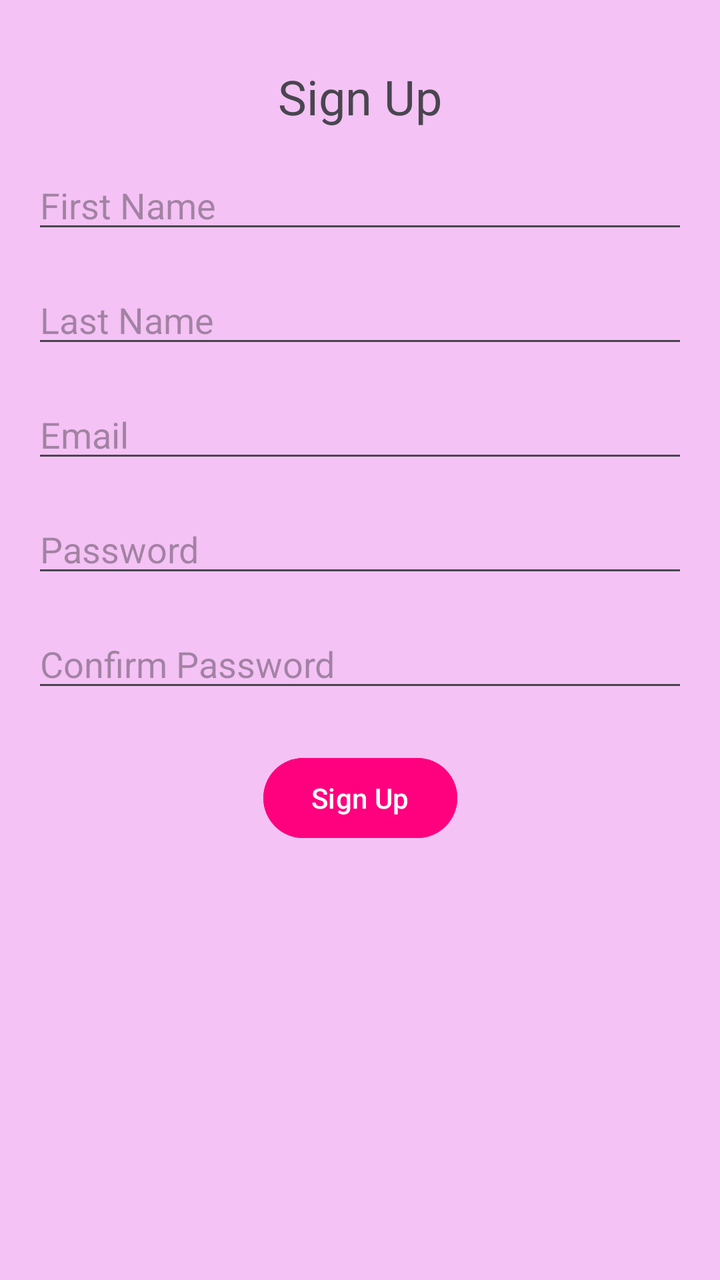
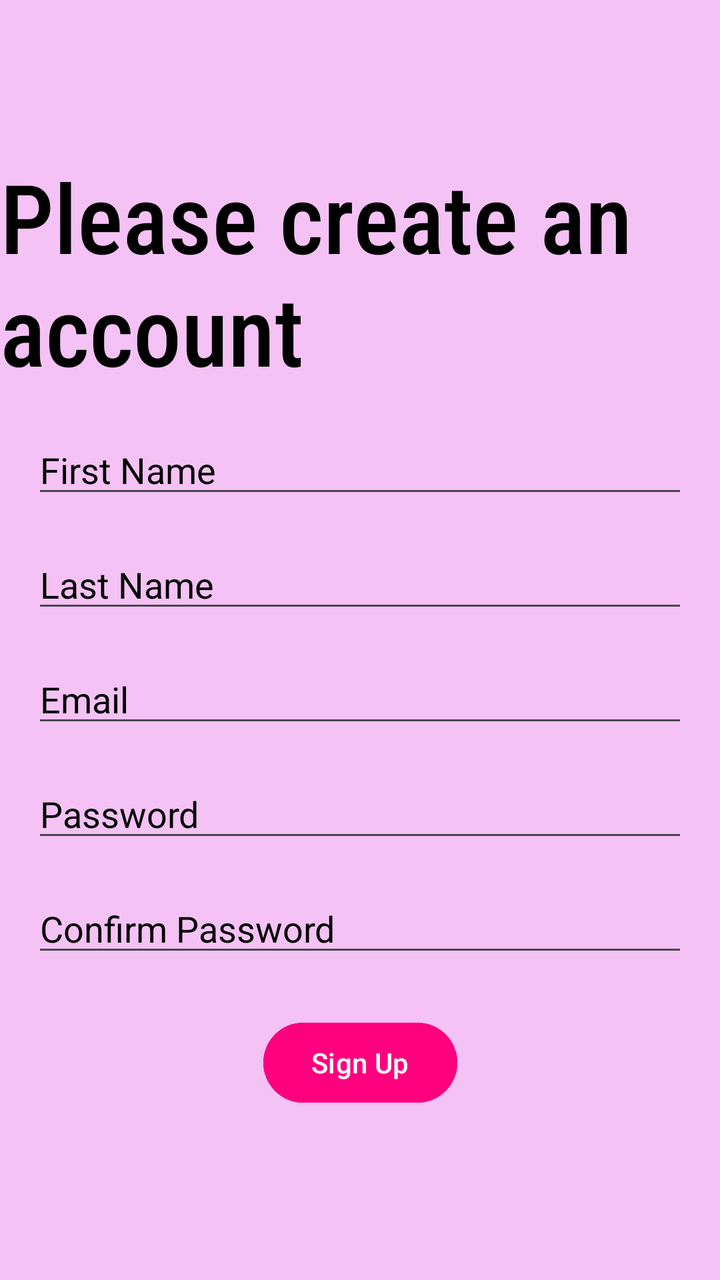

Before-and-after screenshots of an Android layout around one commit, followed by the original layout XML and the change that was made.
<!-- AndroidManifest.xml: activity theme Theme.BookingApp -->
<!-- res/layout/activity_signup.xml -->
<?xml version="1.0" encoding="utf-8"?>
<androidx.constraintlayout.widget.ConstraintLayout
    xmlns:android="http://schemas.android.com/apk/res/android"
    xmlns:app="http://schemas.android.com/apk/res-auto"
    xmlns:tools="http://schemas.android.com/tools"
    android:layout_width="match_parent"
    android:layout_height="match_parent"
    android:background="@color/pink"
    tools:context=".SignupActivity">


    <TextView
        android:id="@+id/textViewSignupTitle"
        android:layout_width="wrap_content"
        android:layout_height="wrap_content"
        android:text="Sign Up"
        android:textSize="24sp"
        app:layout_constraintTop_toTopOf="parent"
        app:layout_constraintStart_toStartOf="parent"
        app:layout_constraintEnd_toEndOf="parent"
        android:layout_marginTop="32dp"/>

    <EditText
        android:id="@+id/editTextFirstName"
        android:layout_width="0dp"
        android:layout_height="wrap_content"
        android:hint="First Name"
        app:layout_constraintTop_toBottomOf="@id/textViewSignupTitle"
        app:layout_constraintStart_toStartOf="parent"
        app:layout_constraintEnd_toEndOf="parent"
        android:layout_marginTop="16dp"
        android:layout_marginStart="16dp"
        android:layout_marginEnd="16dp"/>

    <EditText
        android:id="@+id/editTextLastName"
        android:layout_width="0dp"
        android:layout_height="wrap_content"
        android:hint="Last Name"
        app:layout_constraintTop_toBottomOf="@id/editTextFirstName"
        app:layout_constraintStart_toStartOf="parent"
        app:layout_constraintEnd_toEndOf="parent"
        android:layout_marginTop="16dp"
        android:layout_marginStart="16dp"
        android:layout_marginEnd="16dp"/>

    <EditText
        android:id="@+id/editTextEmail"
        android:layout_width="0dp"
        android:layout_height="wrap_content"
        android:hint="Email"
        android:inputType="textEmailAddress"
        app:layout_constraintTop_toBottomOf="@id/editTextLastName"
        app:layout_constraintStart_toStartOf="parent"
        app:layout_constraintEnd_toEndOf="parent"
        android:layout_marginTop="16dp"
        android:layout_marginStart="16dp"
        android:layout_marginEnd="16dp"/>

    <EditText
        android:id="@+id/editTextPassword"
        android:layout_width="0dp"
        android:layout_height="wrap_content"
        android:hint="Password"
        android:inputType="textPassword"
        app:layout_constraintTop_toBottomOf="@id/editTextEmail"
        app:layout_constraintStart_toStartOf="parent"
        app:layout_constraintEnd_toEndOf="parent"
        android:layout_marginTop="16dp"
        android:layout_marginStart="16dp"
        android:layout_marginEnd="16dp"/>

    <EditText
        android:id="@+id/editTextConfirmPassword"
        android:layout_width="0dp"
        android:layout_height="wrap_content"
        android:hint="Confirm Password"
        android:inputType="textPassword"
        app:layout_constraintTop_toBottomOf="@id/editTextPassword"
        app:layout_constraintStart_toStartOf="parent"
        app:layout_constraintEnd_toEndOf="parent"
        android:layout_marginTop="16dp"
        android:layout_marginStart="16dp"
        android:layout_marginEnd="16dp"/>

    <Button
        android:id="@+id/buttonSignupSubmit"
        android:layout_width="wrap_content"
        android:layout_height="wrap_content"
        android:backgroundTint="@color/dark_pink"
        android:text="Sign Up"
        app:layout_constraintTop_toBottomOf="@id/editTextConfirmPassword"
        app:layout_constraintStart_toStartOf="parent"
        app:layout_constraintEnd_toEndOf="parent"
        android:layout_marginTop="24dp"
        android:layout_marginBottom="24dp"/>
</androidx.constraintlayout.widget.ConstraintLayout>
<!-- resources referenced by this layout -->
<resources>
  <color name="dark_pink">#FF007F</color>
  <color name="pink">#F4C2F4</color>
  <style name="Theme.BookingApp" parent="Base.Theme.BookingApp" />
  <style name="Base.Theme.BookingApp" parent="Theme.Material3.DayNight.NoActionBar">
          
          
      </style>
</resources>

<!-- the commit's change to res/layout/activity_signup.xml (unified diff, before → after) -->
@@ -1,6 +1,5 @@
 <?xml version="1.0" encoding="utf-8"?>
-<androidx.constraintlayout.widget.ConstraintLayout
-    xmlns:android="http://schemas.android.com/apk/res/android"
+<androidx.constraintlayout.widget.ConstraintLayout xmlns:android="http://schemas.android.com/apk/res/android"
     xmlns:app="http://schemas.android.com/apk/res-auto"
     xmlns:tools="http://schemas.android.com/tools"
     android:layout_width="match_parent"
@@ -13,85 +12,98 @@
         android:id="@+id/textViewSignupTitle"
         android:layout_width="wrap_content"
         android:layout_height="wrap_content"
-        android:text="Sign Up"
-        android:textSize="24sp"
-        app:layout_constraintTop_toTopOf="parent"
+        android:layout_marginTop="76dp"
+        android:fontFamily="sans-serif-condensed-medium"
+        android:text="Please create an account"
+        android:textColor="@color/black"
+        android:textSize="48sp"
+        app:layout_constraintEnd_toEndOf="parent"
+        app:layout_constraintHorizontal_bias="0.0"
         app:layout_constraintStart_toStartOf="parent"
-        app:layout_constraintEnd_toEndOf="parent"
-        android:layout_marginTop="32dp"/>
+        app:layout_constraintTop_toTopOf="parent" />
 
     <EditText
         android:id="@+id/editTextFirstName"
+        android:textColor="@color/black"
         android:layout_width="0dp"
         android:layout_height="wrap_content"
+        android:layout_marginStart="16dp"
+        android:layout_marginTop="16dp"
+        android:layout_marginEnd="16dp"
         android:hint="First Name"
-        app:layout_constraintTop_toBottomOf="@id/textViewSignupTitle"
+        android:textColorHint="@color/black"
+        app:layout_constraintEnd_toEndOf="parent"
         app:layout_constraintStart_toStartOf="parent"
-        app:layout_constraintEnd_toEndOf="parent"
-        android:layout_marginTop="16dp"
-        android:layout_marginStart="16dp"
-        android:layout_marginEnd="16dp"/>
+        app:layout_constraintTop_toBottomOf="@id/textViewSignupTitle" />
 
     <EditText
         android:id="@+id/editTextLastName"
+        android:textColor="@color/black"
         android:layout_width="0dp"
         android:layout_height="wrap_content"
+        android:layout_marginStart="16dp"
+        android:layout_marginTop="16dp"
+        android:layout_marginEnd="16dp"
         android:hint="Last Name"
-        app:layout_constraintTop_toBottomOf="@id/editTextFirstName"
+        android:textColorHint="@color/black"
+        app:layout_constraintEnd_toEndOf="parent"
         app:layout_constraintStart_toStartOf="parent"
-        app:layout_constraintEnd_toEndOf="parent"
-        android:layout_marginTop="16dp"
-        android:layout_marginStart="16dp"
-        android:layout_marginEnd="16dp"/>
+        app:layout_constraintTop_toBottomOf="@id/editTextFirstName" />
 
     <EditText
         android:id="@+id/editTextEmail"
+        android:textColor="@color/black"
         android:layout_width="0dp"
         android:layout_height="wrap_content"
+        android:layout_marginStart="16dp"
+        android:layout_marginTop="16dp"
+        android:layout_marginEnd="16dp"
         android:hint="Email"
+        android:textColorHint="@color/black"
         android:inputType="textEmailAddress"
-        app:layout_constraintTop_toBottomOf="@id/editTextLastName"
+        app:layout_constraintEnd_toEndOf="parent"
         app:layout_constraintStart_toStartOf="parent"
-        app:layout_constraintEnd_toEndOf="parent"
-        android:layout_marginTop="16dp"
-        android:layout_marginStart="16dp"
-        android:layout_marginEnd="16dp"/>
+        app:layout_constraintTop_toBottomOf="@id/editTextLastName" />
 
     <EditText
         android:id="@+id/editTextPassword"
+        android:textColor="@color/black"
         android:layout_width="0dp"
         android:layout_height="wrap_content"
+        android:layout_marginStart="16dp"
+        android:layout_marginTop="16dp"
+        android:layout_marginEnd="16dp"
         android:hint="Password"
+        android:textColorHint="@color/black"
         android:inputType="textPassword"
-        app:layout_constraintTop_toBottomOf="@id/editTextEmail"
+        app:layout_constraintEnd_toEndOf="parent"
         app:layout_constraintStart_toStartOf="parent"
-        app:layout_constraintEnd_toEndOf="parent"
-        android:layout_marginTop="16dp"
-        android:layout_marginStart="16dp"
-        android:layout_marginEnd="16dp"/>
+        app:layout_constraintTop_toBottomOf="@id/editTextEmail" />
 
     <EditText
         android:id="@+id/editTextConfirmPassword"
+        android:textColor="@color/black"
         android:layout_width="0dp"
         android:layout_height="wrap_content"
+        android:layout_marginStart="16dp"
+        android:layout_marginTop="16dp"
+        android:layout_marginEnd="16dp"
         android:hint="Confirm Password"
+        android:textColorHint="@color/black"
         android:inputType="textPassword"
-        app:layout_constraintTop_toBottomOf="@id/editTextPassword"
+        app:layout_constraintEnd_toEndOf="parent"
         app:layout_constraintStart_toStartOf="parent"
-        app:layout_constraintEnd_toEndOf="parent"
-        android:layout_marginTop="16dp"
-        android:layout_marginStart="16dp"
-        android:layout_marginEnd="16dp"/>
+        app:layout_constraintTop_toBottomOf="@id/editTextPassword" />
 
     <Button
         android:id="@+id/buttonSignupSubmit"
         android:layout_width="wrap_content"
         android:layout_height="wrap_content"
+        android:layout_marginTop="24dp"
+        android:layout_marginBottom="24dp"
         android:backgroundTint="@color/dark_pink"
         android:text="Sign Up"
-        app:layout_constraintTop_toBottomOf="@id/editTextConfirmPassword"
+        app:layout_constraintEnd_toEndOf="parent"
         app:layout_constraintStart_toStartOf="parent"
-        app:layout_constraintEnd_toEndOf="parent"
-        android:layout_marginTop="24dp"
-        android:layout_marginBottom="24dp"/>
+        app:layout_constraintTop_toBottomOf="@id/editTextConfirmPassword" />
 </androidx.constraintlayout.widget.ConstraintLayout>
<!-- resource entries referenced after the edit -->
@@ -1,5 +1,6 @@
 <!-- resources referenced by this layout -->
 <resources>
+  <color name="black">#FF000000</color>
   <color name="dark_pink">#FF007F</color>
   <color name="pink">#F4C2F4</color>
   <style name="Theme.BookingApp" parent="Base.Theme.BookingApp" />
